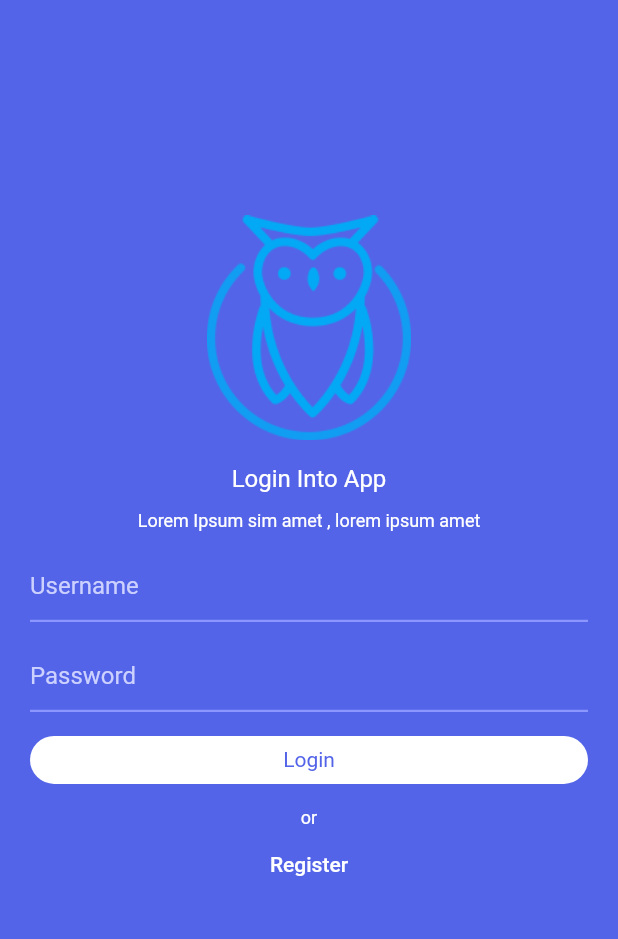
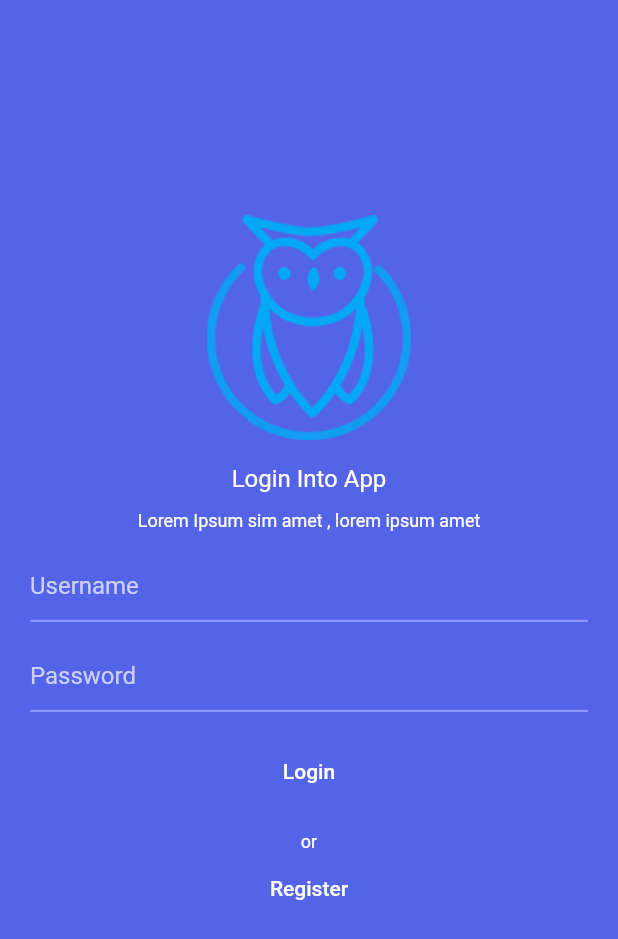
Before and after one commit to fizabells22/gardenio_tubes, a Flutter app: the LoginPage screen opened directly, on a phone screen of 412 x 824 dp. Shown: the top 939 px of the screen. Run offline on Flutter 3.47's test engine with Material 2 defaults, Android fonts, the phone set to English and light mode, and no system bars; our stand-ins replace flutter_svg.

Commit message:
fixing error

```diff
--- a/lib/constants.dart
+++ b/lib/constants.dart
@@ -10,3 +10,4 @@ const kTextColor = Color(0xFF222B45);
 const kBlueLightColor = Color(0xFFC7B8F5);
 const kBlueColor = Color(0xFF817DC0);
 const kShadowColor = Color(0xFFE6E6E6);
+const kPrimaryColor = Color(0xFFC2C2B5);
--- a/lib/pages/login_page.dart
+++ b/lib/pages/login_page.dart
@@ -1,9 +1,15 @@
 import 'package:flutter/material.dart';
 import 'package:gardenio_tubes/pages/first_screen.dart';
 import 'package:gardenio_tubes/constants.dart';
+import 'package:gardenio_tubes/pages/home_page.dart';
 import 'package:gardenio_tubes/pages/register_page.dart';
 
-class LoginPage extends StatelessWidget {
+class LoginPage extends StatefulWidget {
+  @override
+  State<LoginPage> createState() => _LoginPageState();
+}
+
+class _LoginPageState extends State<LoginPage> {
   @override
   Widget build(BuildContext context) {
     Size size = MediaQuery.of(context).size;
@@ -129,20 +135,17 @@ Widget _buildButton(BuildContext context) {
       Padding(
         padding: EdgeInsets.only(top: 16.0),
       ),
-      InkWell(
-        child: Container(
-          padding: EdgeInsets.symmetric(vertical: 8.0),
-          width: double.infinity,
-          child: Text(
-            'Login',
-            style: TextStyle(color: primaryColor),
-            textAlign: TextAlign.center,
-          ),
-          decoration: BoxDecoration(
-            color: Colors.white,
-            borderRadius: BorderRadius.circular(30.0),
-          ),
+      FlatButton(
+        child: Text(
+          'Login',
+          style: TextStyle(color: Colors.white),
         ),
+        onPressed: () {
+          Navigator.push(
+            context,
+            MaterialPageRoute(builder: (context) => HomeScreen()),
+          );
+        },
       ),
       Padding(
         padding: EdgeInsets.only(top: 16.0),
```
Also changed, not shown: lib/pages/first_screen.dart (+23 -3 lines), lib/pages/home_page.dart (+14 -9 lines), lib/pages/news_page.dart (+10 -7 lines), lib/pages/recom_page.dart (+6 -1 lines), lib/widgets/bottom_nav_bar.dart (+13 -29 lines), lib/widgets/category_card.dart (+10 -5 lines).
